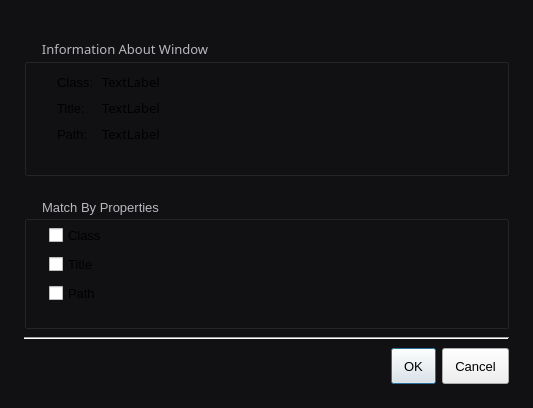
Above: src/gui/unixwindowinfodialog.ui from davaughnl/Pad before the change. Below: the same form after it.
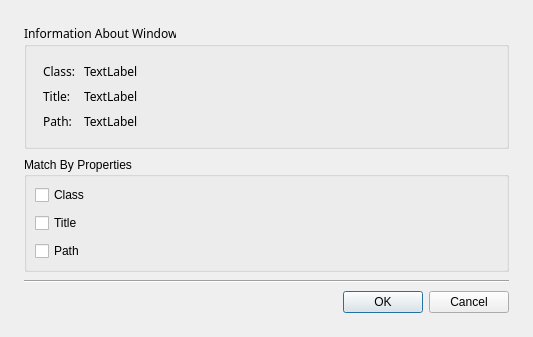
That is the form after the change.

Commit message: dialogs: strip remaining per-dialog stylesheets

Patch:
```diff
--- a/src/gui/unixwindowinfodialog.ui
+++ b/src/gui/unixwindowinfodialog.ui
@@ -2,24 +2,6 @@
 <ui version="4.0">
  <class>UnixWindowInfoDialog</class>
  <widget class="QDialog" name="UnixWindowInfoDialog">
-  <property name="styleSheet"><string>QWidget { font-family: &quot;Geist&quot;; font-size: 13px; font-weight: 400; }
-QDialog { background: #111113; }
-QPushButton, QToolButton { min-height: 24px; padding: 5px 12px; }
-QComboBox, QLineEdit, QSpinBox, QDoubleSpinBox { min-height: 24px; padding-top: 5px; padding-bottom: 5px; }
-QSpinBox { min-width: 96px; }
-QGroupBox { padding: 16px; margin-top: 16px; }
-QGroupBox::title { color: #b8b8bf; left: 16px; }
-QLabel:disabled, QCheckBox:disabled { color: #67676f; }
-QDialogButtonBox { border: none; padding-top: 8px; }
-QTextBrowser, QPlainTextEdit { background: #19191c; border: 1px solid #303036; border-radius: 8px; padding: 16px; color: #eeeeef; selection-background-color: #505058; }
-QLabel#titleLabel { font-size: 24px; }
-QLabel#versionLabel, QLabel#copyrightLabel { color: #a0a0a8; }
-QLabel#steps { color: #b8b8bf; padding: 16px; background: #19191c; border: 1px solid #303036; border-radius: 8px; }
-QStackedWidget#statusStack { background: #19191c; border: 1px solid #303036; border-radius: 8px; }
-QFrame[frameShape="4"], QFrame[frameShape="5"] { color: #29292d; background: #29292d; max-height: 1px; border: none; }
-QTableWidget { background: #19191c; border: 1px solid #303036; gridline-color: #29292d; }
-QHeaderView::section { background: #242427; color: #b8b8bf; padding: 8px; border: none; }
-</string></property>
   <property name="geometry">
    <rect>
     <x>0</x>
```
The commit also changes 5 other files.
